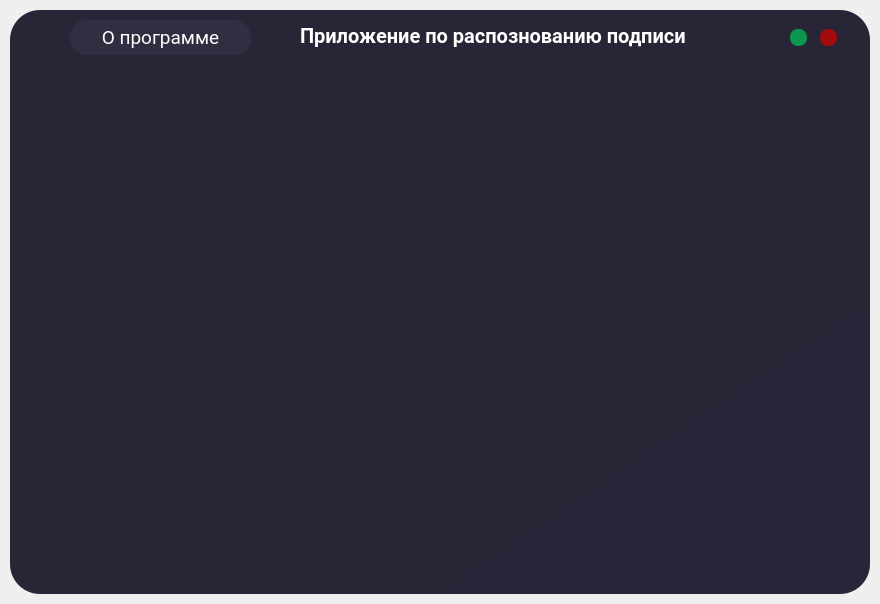
This is Main1.ui in jur4ikoff/Mireaproject as Qt 5 draws it before an edit. The edited form follows.
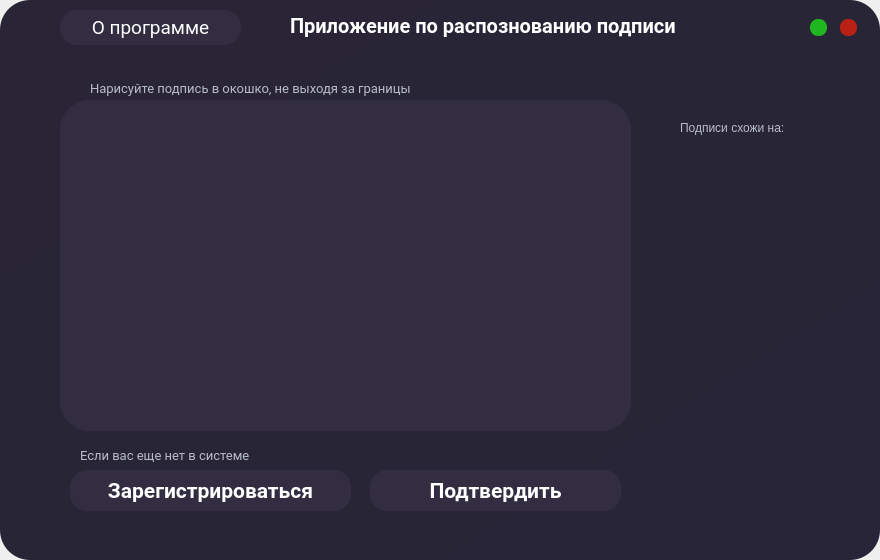
This is the edited form.

Commit message: Стабильная версия

What changed in the file:
```diff
--- a/Main1.ui
+++ b/Main1.ui
@@ -7,7 +7,7 @@
     <x>0</x>
     <y>0</y>
     <width>880</width>
-    <height>604</height>
+    <height>560</height>
    </rect>
   </property>
   <property name="sizePolicy">
@@ -31,7 +31,7 @@
    <double>1.000000000000000</double>
   </property>
   <property name="styleSheet">
-   <string notr="true"/>
+   <string notr="true">background-color: none</string>
   </property>
   <widget class="QWidget" name="centralwidget">
    <layout class="QHBoxLayout" name="horizontalLayout_2">
@@ -39,16 +39,16 @@
      <number>0</number>
     </property>
     <property name="leftMargin">
-     <number>10</number>
+     <number>0</number>
     </property>
     <property name="topMargin">
-     <number>10</number>
+     <number>0</number>
     </property>
     <property name="rightMargin">
-     <number>10</number>
+     <number>0</number>
     </property>
     <property name="bottomMargin">
-     <number>10</number>
+     <number>0</number>
     </property>
     <item>
      <widget class="QFrame" name="drop_shadow_frame">
@@ -58,6 +58,9 @@
         <pointsize>10</pointsize>
        </font>
       </property>
+      <property name="autoFillBackground">
+       <bool>false</bool>
+      </property>
       <property name="styleSheet">
        <string notr="true">border-radius: 30px; 
 background-color: qlineargradient(spread:pad, x1:0, y1:0, x2:1, y2:1, stop:0 rgba(41, 37, 54, 255), stop:1 rgba(39, 37, 55, 255));</string>
@@ -230,29 +233,6 @@
             <widget class="QPushButton" name="min_wnd">
              <property name="geometry">
               <rect>
-               <x>520</x>
-               <y>19</y>
-               <width>17</width>
-               <height>17</height>
-              </rect>
-             </property>
-             <property name="styleSheet">
-              <string notr="true">QPushButton {
-	border: none;
-	border-radius: 8px;
-	background-color: rgba(8, 163, 83, 230);
-}
-QPushButton:hover {
-	background-color: rgba(8, 163, 83, 255)
-}</string>
-             </property>
-             <property name="text">
-              <string/>
-             </property>
-            </widget>
-            <widget class="QPushButton" name="close_wnd">
-             <property name="geometry">
-              <rect>
                <x>550</x>
                <y>19</y>
                <width>17</width>
@@ -263,10 +243,33 @@
               <string notr="true">QPushButton {
 	border: none;
 	border-radius: 8px;
-	background-color: rgba(176, 9, 9, 230);
+	background-color: rgba(29, 222, 26, 200);
 }
 QPushButton:hover {
-	background-color: rgba(176, 9, 9, 255)
+	background-color: rgba(29, 222, 26, 255)
+}</string>
+             </property>
+             <property name="text">
+              <string/>
+             </property>
+            </widget>
+            <widget class="QPushButton" name="close_wnd">
+             <property name="geometry">
+              <rect>
+               <x>580</x>
+               <y>19</y>
+               <width>17</width>
+               <height>17</height>
+              </rect>
+             </property>
+             <property name="styleSheet">
+              <string notr="true">QPushButton {
+	border: none;
+	border-radius: 8px;
+	background-color: rgba(225, 31, 13, 200);
+}
+QPushButton:hover {
+	background-color: rgba(225, 31, 13, 255)
 }</string>
              </property>
              <property name="text">
@@ -298,25 +301,198 @@
          <property name="frameShadow">
           <enum>QFrame::Raised</enum>
          </property>
-        </widget>
-       </item>
-       <item>
-        <widget class="QFrame" name="credits_bar">
-         <property name="maximumSize">
-          <size>
-           <width>16777215</width>
-           <height>30</height>
-          </size>
-         </property>
-         <property name="styleSheet">
-          <string notr="true">background-color: none;</string>
-         </property>
-         <property name="frameShape">
-          <enum>QFrame::StyledPanel</enum>
-         </property>
-         <property name="frameShadow">
-          <enum>QFrame::Raised</enum>
-         </property>
+         <widget class="QFrame" name="frame">
+          <property name="geometry">
+           <rect>
+            <x>60</x>
+            <y>50</y>
+            <width>571</width>
+            <height>331</height>
+           </rect>
+          </property>
+          <property name="styleSheet">
+           <string notr="true">border-radius: 30px; 
+background-color: rgb(50, 45, 65);</string>
+          </property>
+          <property name="frameShape">
+           <enum>QFrame::StyledPanel</enum>
+          </property>
+          <property name="frameShadow">
+           <enum>QFrame::Raised</enum>
+          </property>
+         </widget>
+         <widget class="QLabel" name="label">
+          <property name="geometry">
+           <rect>
+            <x>80</x>
+            <y>390</y>
+            <width>181</width>
+            <height>31</height>
+           </rect>
+          </property>
+          <property name="font">
+           <font>
+            <family>Roboto</family>
+            <pointsize>10</pointsize>
+           </font>
+          </property>
+          <property name="styleSheet">
+           <string notr="true">color:rgb(184, 189, 200)</string>
+          </property>
+          <property name="text">
+           <string>Если вас еще нет в системе</string>
+          </property>
+         </widget>
+         <widget class="QPushButton" name="reg_btn">
+          <property name="geometry">
+           <rect>
+            <x>70</x>
+            <y>420</y>
+            <width>281</width>
+            <height>41</height>
+           </rect>
+          </property>
+          <property name="sizePolicy">
+           <sizepolicy hsizetype="Minimum" vsizetype="Fixed">
+            <horstretch>0</horstretch>
+            <verstretch>0</verstretch>
+           </sizepolicy>
+          </property>
+          <property name="font">
+           <font>
+            <family>Roboto</family>
+            <pointsize>16</pointsize>
+            <weight>75</weight>
+            <italic>false</italic>
+            <bold>true</bold>
+            <kerning>true</kerning>
+           </font>
+          </property>
+          <property name="cursor">
+           <cursorShape>ArrowCursor</cursorShape>
+          </property>
+          <property name="mouseTracking">
+           <bool>false</bool>
+          </property>
+          <property name="tabletTracking">
+           <bool>false</bool>
+          </property>
+          <property name="acceptDrops">
+           <bool>false</bool>
+          </property>
+          <property name="autoFillBackground">
+           <bool>false</bool>
+          </property>
+          <property name="styleSheet">
+           <string notr="true">QPushButton {
+	border: none;
+	border-radius: 17px;
+	background-color: rgba(50, 45, 65, 255);
+    color: rgb(255, 255, 255);
+}
+QPushButton:hover {
+	background-color: rgba(77, 80, 112, 120)
+}
+</string>
+          </property>
+          <property name="text">
+           <string>Зарегистрироваться</string>
+          </property>
+         </widget>
+         <widget class="QLabel" name="label_2">
+          <property name="geometry">
+           <rect>
+            <x>90</x>
+            <y>30</y>
+            <width>321</width>
+            <height>16</height>
+           </rect>
+          </property>
+          <property name="font">
+           <font>
+            <family>Roboto</family>
+            <pointsize>10</pointsize>
+           </font>
+          </property>
+          <property name="styleSheet">
+           <string notr="true">color:rgb(184, 189, 200)</string>
+          </property>
+          <property name="text">
+           <string>Нарисуйте подпись в окошко, не выходя за границы</string>
+          </property>
+         </widget>
+         <widget class="QPushButton" name="confirm_btn">
+          <property name="geometry">
+           <rect>
+            <x>370</x>
+            <y>420</y>
+            <width>251</width>
+            <height>41</height>
+           </rect>
+          </property>
+          <property name="sizePolicy">
+           <sizepolicy hsizetype="Minimum" vsizetype="Fixed">
+            <horstretch>0</horstretch>
+            <verstretch>0</verstretch>
+           </sizepolicy>
+          </property>
+          <property name="font">
+           <font>
+            <family>Roboto</family>
+            <pointsize>16</pointsize>
+            <weight>75</weight>
+            <italic>false</italic>
+            <bold>true</bold>
+            <kerning>true</kerning>
+           </font>
+          </property>
+          <property name="cursor">
+           <cursorShape>ArrowCursor</cursorShape>
+          </property>
+          <property name="mouseTracking">
+           <bool>false</bool>
+          </property>
+          <property name="tabletTracking">
+           <bool>false</bool>
+          </property>
+          <property name="acceptDrops">
+           <bool>false</bool>
+          </property>
+          <property name="autoFillBackground">
+           <bool>false</bool>
+          </property>
+          <property name="styleSheet">
+           <string notr="true">QPushButton {
+	border: none;
+	border-radius: 17px;
+	background-color: rgba(50, 45, 65, 255);
+    color: rgb(255, 255, 255);
+}
+QPushButton:hover {
+	background-color: rgba(77, 80, 112, 120)
+}
+</string>
+          </property>
+          <property name="text">
+           <string>Подтвердить</string>
+          </property>
+         </widget>
+         <widget class="QLabel" name="label_3">
+          <property name="geometry">
+           <rect>
+            <x>680</x>
+            <y>70</y>
+            <width>111</width>
+            <height>16</height>
+           </rect>
+          </property>
+          <property name="styleSheet">
+           <string notr="true">color: rgb(184, 189, 200);</string>
+          </property>
+          <property name="text">
+           <string>Подписи схожи на: </string>
+          </property>
+         </widget>
         </widget>
        </item>
       </layout>
```
The commit also changes 1 other file.
